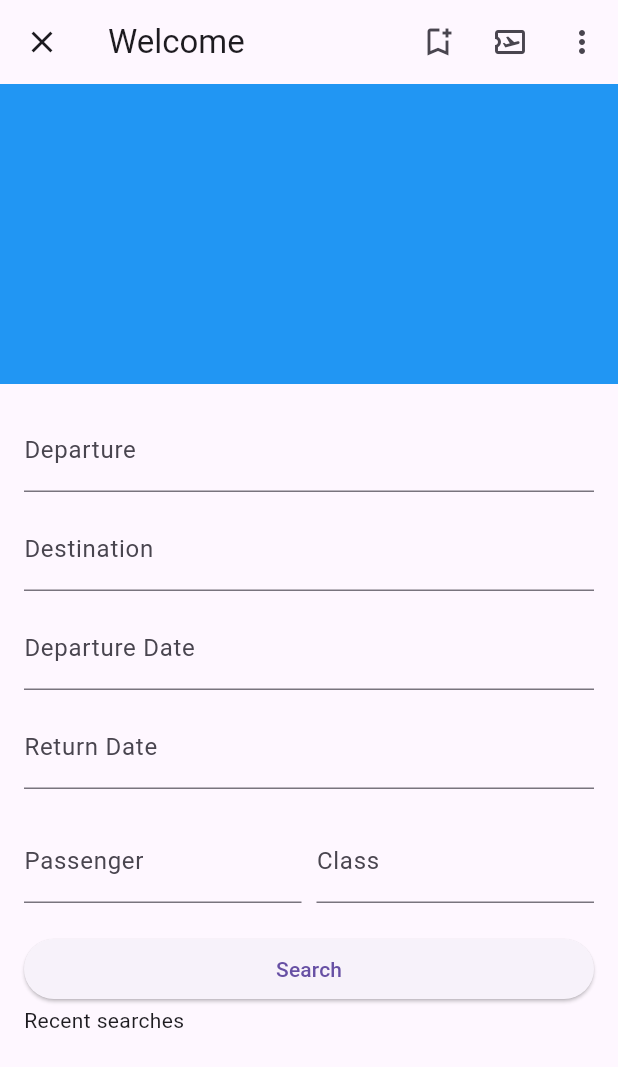
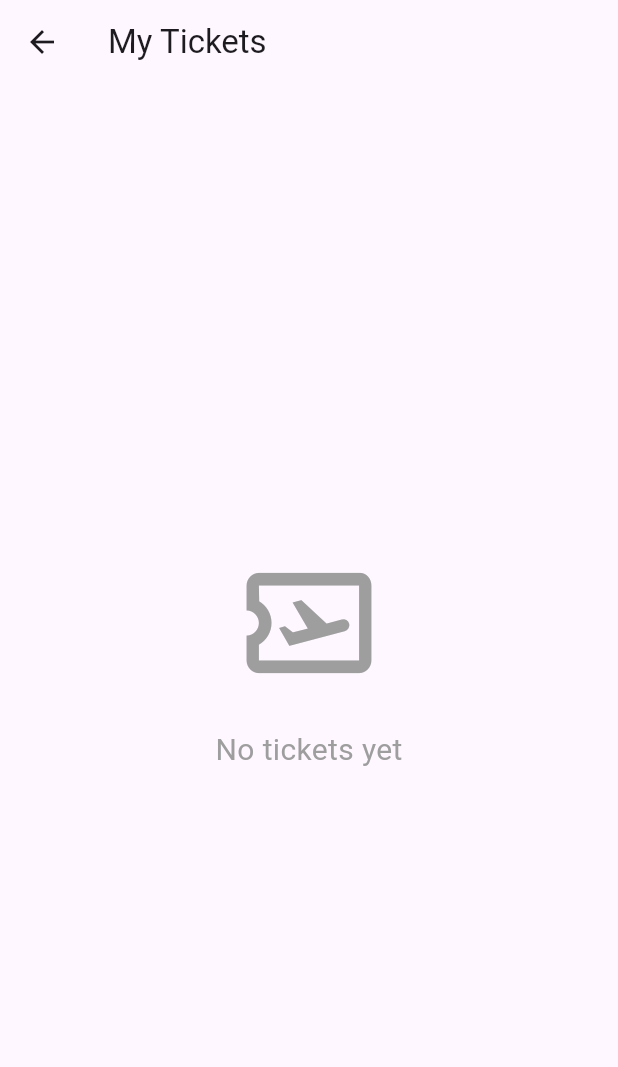
Before and after one commit to aweeff/bookingApp, a Flutter app: the HomePage screen opened directly, after a tap on the "airplane ticket" icon, on a phone screen of 412 x 824 dp. Shown: the top 1067 px of the screen. Run offline on Flutter 3.47's test engine with Material 3 defaults, Android fonts, the phone set to English and light mode, and no system bars; our stand-ins replace firebase_core; accounts and stored records are empty.

Commit message:
commit crime

```diff
--- a/lib/home_pages/home_page.dart
+++ b/lib/home_pages/home_page.dart
@@ -1,7 +1,32 @@
+import 'package:flutter/cupertino.dart';
 import 'package:flutter/material.dart';
+import 'my_tickets_page.dart';
+import 'my_favorites_page.dart';
+import 'profile_page.dart';
+import 'search_page.dart';
 
-class HomePage extends StatelessWidget {
-  const HomePage({super.key});
+class HomePage extends StatefulWidget {
+  const HomePage({Key? key}) : super(key: key);
+
+  @override
+  _HomePageState createState() => _HomePageState();
+}
+
+class _HomePageState extends State<HomePage> {
+  int _selectedIndex = 0;
+
+  static List<Widget> _widgetOptions = <Widget>[
+    MyTicketsPage(),
+    SearchPage(),
+    ProfilePage(),
+  ];
+
+  void _onItemTapped(int index) {
+    setState(() {
+      _selectedIndex = index;
+    });
+  }
+
   @override
   Widget build(BuildContext context) {
     return Scaffold(
@@ -9,23 +34,30 @@ class HomePage extends StatelessWidget {
         title: const Text('Welcome'),
         leading: IconButton(
           icon: const Icon(Icons.close),
-          onPressed: () {
-          },
+          onPressed: () {},
         ),
-
         actions: <Widget>[
           IconButton(
             icon: const Icon(Icons.bookmark_add_outlined),
-            onPressed: () {},
+            onPressed: () {
+              Navigator.push(
+                context,
+                MaterialPageRoute(builder: (context) => MyFavoritesPage()),
+              );
+            },
           ),
           IconButton(
             icon: const Icon(Icons.airplane_ticket_outlined),
-            onPressed: () {},
+            onPressed: () {
+              Navigator.push(
+              context,
+              MaterialPageRoute(builder: (context) => MyTicketsPage()),
+            );},
           ),
           PopupMenuButton<String>(
             onSelected: (String value) {},
             itemBuilder: (BuildContext context) {
-              return {'Option 1', 'Option 2', 'Option 3'}.map((String choice) {
+              return {'KAZ', 'RUS', 'ENG'}.map((String choice) {
                 return PopupMenuItem<String>(
                   value: choice,
                   child: Text(choice),
@@ -34,27 +66,8 @@ class HomePage extends StatelessWidget {
             },
           ),
         ],
-
-
       ),
-      body: SingleChildScrollView(
-        child: Column(
-          children: <Widget>[
-
-
-            Container(
-              height: 200,
-              decoration: const BoxDecoration(
-                color: Colors.blue
-                /*image: DecorationImage(
-                  fit: BoxFit.cover,
-                  image: AssetImage('assets/background_image.jpg'),
-                ),*/
-              ),
-            ),
-
-
-            Padding(
+      body: Padding(
         padding: const EdgeInsets.all(16.0),
         child: Column(
           crossAxisAlignment: CrossAxisAlignment.start,
@@ -71,7 +84,6 @@ class HomePage extends StatelessWidget {
                 labelText: 'Destination',
                 hintText: 'Select your destination',
               ),
-
             ),
             const SizedBox(height: 10),
             TextFormField(
@@ -86,7 +98,6 @@ class HomePage extends StatelessWidget {
                 labelText: 'Return Date',
                 hintText: 'Select your return date',
               ),
-
             ),
             const SizedBox(height: 20),
             Row(
@@ -115,19 +126,57 @@ class HomePage extends StatelessWidget {
             SizedBox(
               width: double.infinity,
               child: ElevatedButton(
-                      onPressed: () {},
+                onPressed: () {
+                  // Add your search logic here
+                },
                 child: const Text('Search'),
               ),
             ),
+            const SizedBox(height: 20),
             const Text(
               'Recent searches',
             ),
           ],
         ),
       ),
-          ],
-        ),
+      bottomNavigationBar: CustomBottomNavigationBar(
+        currentIndex: _selectedIndex,
+        onTap: _onItemTapped,
       ),
     );
   }
 }
+
+
+class CustomBottomNavigationBar extends StatelessWidget {
+  final int currentIndex;
+  final Function(int) onTap;
+
+  const CustomBottomNavigationBar({
+    required this.currentIndex,
+    required this.onTap,
+  });
+
+  @override
+  Widget build(BuildContext context) {
+    return BottomNavigationBar(
+      items: const <BottomNavigationBarItem>[
+        BottomNavigationBarItem(
+          icon: Icon(Icons.home),
+          label: 'Home',
+        ),
+        BottomNavigationBarItem(
+          icon: Icon(Icons.search),
+          label: 'Search',
+        ),
+        BottomNavigationBarItem(
+          icon: Icon(Icons.person),
+          label: 'Profile',
+        ),
+      ],
+      currentIndex: currentIndex,
+      selectedItemColor: Colors.blue,
+      onTap: onTap,
+    );
+  }
+}
--- /dev/null
+++ b/lib/home_pages/my_tickets_page.dart
@@ -0,0 +1,32 @@
+import 'package:flutter/material.dart';
+
+class MyTicketsPage extends StatelessWidget {
+  @override
+  Widget build(BuildContext context) {
+    return Scaffold(
+      appBar: AppBar(
+        title: Text('My Tickets'),
+      ),
+      body: const Center(
+        child: Column(
+          mainAxisAlignment: MainAxisAlignment.center,
+          children: <Widget>[
+            Icon(
+              Icons.airplane_ticket_outlined,
+              size: 100,
+              color: Colors.grey,
+            ),
+            SizedBox(height: 20),
+            Text(
+              'No tickets yet',
+              style: TextStyle(
+                fontSize: 20,
+                color: Colors.grey,
+              ),
+            ),
+          ],
+        ),
+      ),
+    );
+  }
+}
--- a/lib/logReg page/registration.dart
+++ b/lib/logReg page/registration.dart
@@ -5,7 +5,6 @@ import 'package:project1/home_pages/home_page.dart';
 
 class RegisterPage extends StatelessWidget {
   const RegisterPage({super.key});
-
   @override
   Widget build(BuildContext context) {
     return Scaffold(
@@ -119,7 +118,7 @@ class _RegisterFormState extends State<RegisterForm> {
                 }
               },
               child: const Text(
-                'Already have an account   Register',
+                'Register',
                 style: TextStyle(
                   color: Colors.white,
                 )
--- a/lib/main.dart
+++ b/lib/main.dart
@@ -4,7 +4,7 @@ import 'package:project1/logReg page/login.dart';
 void main() {
   runApp(MyApp());
 }
-//hui
+
 class MyApp extends StatelessWidget {
   @override
   Widget build(BuildContext context) {
```
Also changed, not shown: lib/home_pages/my_favorites_page.dart (added, +32 -0 lines), lib/home_pages/profile_page.dart (added, +39 -0 lines), lib/home_pages/search_page.dart (added, +65 -0 lines). Lines whose indentation alone changed are shown as unchanged.
